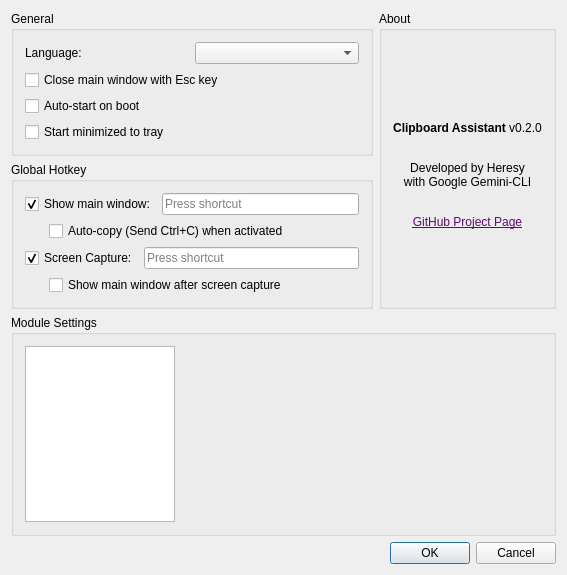
This is ClipboardAssistant/Setting.ui in KHeresy/ClipboardAssistant as Qt 5 draws it before an edit. The edited form follows.
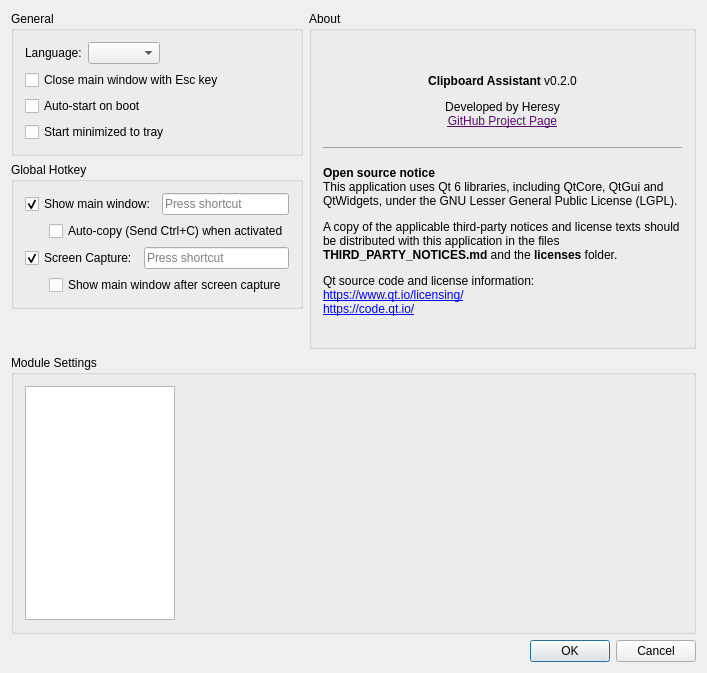
This is the edited form. Icons and pictures are not drawn.

Commit message: Add Qt license for release

Patch:
```diff
--- a/ClipboardAssistant/Setting.ui
+++ b/ClipboardAssistant/Setting.ui
@@ -6,8 +6,8 @@
    <rect>
     <x>0</x>
     <y>0</y>
-    <width>567</width>
-    <height>575</height>
+    <width>707</width>
+    <height>673</height>
    </rect>
   </property>
   <property name="windowTitle">
@@ -39,6 +39,19 @@
             <item>
              <widget class="QComboBox" name="comboBoxLanguage"/>
             </item>
+            <item>
+             <spacer name="horizontalSpacer_3">
+              <property name="orientation">
+               <enum>Qt::Orientation::Horizontal</enum>
+              </property>
+              <property name="sizeHint" stdset="0">
+               <size>
+                <width>40</width>
+                <height>20</height>
+               </size>
+              </property>
+             </spacer>
+            </item>
            </layout>
           </item>
           <item>
@@ -162,6 +175,19 @@
          </layout>
         </widget>
        </item>
+       <item>
+        <spacer name="verticalSpacer">
+         <property name="orientation">
+          <enum>Qt::Orientation::Vertical</enum>
+         </property>
+         <property name="sizeHint" stdset="0">
+          <size>
+           <width>20</width>
+           <height>40</height>
+          </size>
+         </property>
+        </spacer>
+       </item>
       </layout>
      </item>
      <item>
@@ -173,7 +199,10 @@
         <item>
          <widget class="QLabel" name="labelAbout">
           <property name="text">
-           <string>&lt;html&gt;&lt;head/&gt;&lt;body&gt;&lt;p align=&quot;center&quot;&gt;&lt;img src=&quot;:/ClipboardAssistant/app_icon.png&quot; width=&quot;64&quot; height=&quot;64&quot;/&gt;&lt;br/&gt;&lt;span style=&quot; font-weight:700;&quot;&gt;Clipboard Assistant&lt;/span&gt; v0.2.0&lt;/p&gt;&lt;p align=&quot;center&quot;&gt;&lt;br/&gt;Developed by Heresy &lt;br/&gt;with Google Gemini-CLI&lt;/p&gt;&lt;p align=&quot;center&quot;&gt;&lt;br/&gt;&lt;a href=&quot;https://github.com/KHeresy/ClipboardAssistant&quot;&gt;&lt;span style=&quot; text-decoration: underline; color:#5b0c6d;&quot;&gt;GitHub Project Page&lt;/span&gt;&lt;/a&gt;&lt;/p&gt;&lt;/body&gt;&lt;/html&gt;</string>
+           <string>&lt;html&gt;&lt;head/&gt;&lt;body&gt;&lt;p align=&quot;center&quot;&gt;&lt;img src=&quot;:/ClipboardAssistant/app_icon.png&quot; width=&quot;64&quot; height=&quot;64&quot;/&gt;&lt;br/&gt;&lt;span style=&quot; font-weight:700;&quot;&gt;Clipboard Assistant&lt;/span&gt; v0.2.0&lt;/p&gt;&lt;p align=&quot;center&quot;&gt;Developed by Heresy&lt;br/&gt;&lt;a href=&quot;https://github.com/KHeresy/ClipboardAssistant&quot;&gt;&lt;span style=&quot; text-decoration: underline; color:#5b0c6d;&quot;&gt;GitHub Project Page&lt;/span&gt;&lt;/a&gt;&lt;/p&gt;&lt;hr/&gt;&lt;p&gt;&lt;b&gt;Open source notice&lt;/b&gt;&lt;br/&gt;This application uses Qt 6 libraries, including QtCore, QtGui and QtWidgets, under the GNU Lesser General Public License (LGPL).&lt;/p&gt;&lt;p&gt;A copy of the applicable third-party notices and license texts should be distributed with this application in the files &lt;b&gt;THIRD_PARTY_NOTICES.md&lt;/b&gt; and the &lt;b&gt;licenses&lt;/b&gt; folder.&lt;/p&gt;&lt;p&gt;Qt source code and license information:&lt;br/&gt;&lt;a href=&quot;https://www.qt.io/licensing/&quot;&gt;https://www.qt.io/licensing/&lt;/a&gt;&lt;br/&gt;&lt;a href=&quot;https://code.qt.io/&quot;&gt;https://code.qt.io/&lt;/a&gt;&lt;/p&gt;&lt;/body&gt;&lt;/html&gt;</string>
+          </property>
+          <property name="wordWrap">
+           <bool>true</bool>
           </property>
           <property name="openExternalLinks">
            <bool>true</bool>
```
The commit also changes 8 other files.
